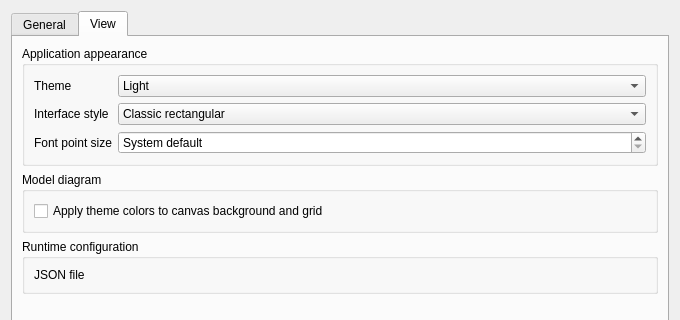
First picture: the form in source/applications/gui/qt/GenesysQtGUI/dialogs/dialogsystempreferences.ui, repository rlcancian/Genesys-Simulator, before the edit; both pictures show x 0 to 680 and y 0 to 320 of the 680 by 520 pixel window.
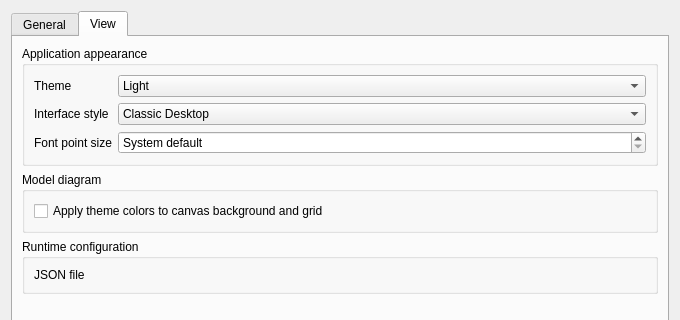
Second picture: the form after the edit. The open tabs and pages were chosen to show the change.

Commit message: Make Modern Fusion visually distinct

```diff
--- a/source/applications/gui/qt/GenesysQtGUI/dialogs/dialogsystempreferences.ui
+++ b/source/applications/gui/qt/GenesysQtGUI/dialogs/dialogsystempreferences.ui
@@ -184,7 +184,7 @@
            <widget class="QComboBox" name="comboBoxInterfaceStyle">
             <item>
              <property name="text">
-              <string>Classic rectangular</string>
+              <string>Classic Desktop</string>
              </property>
             </item>
             <item>
```
Left out of the diff: 2 changed lines with no effect on the pictures. The commit also changes 2 other files.
